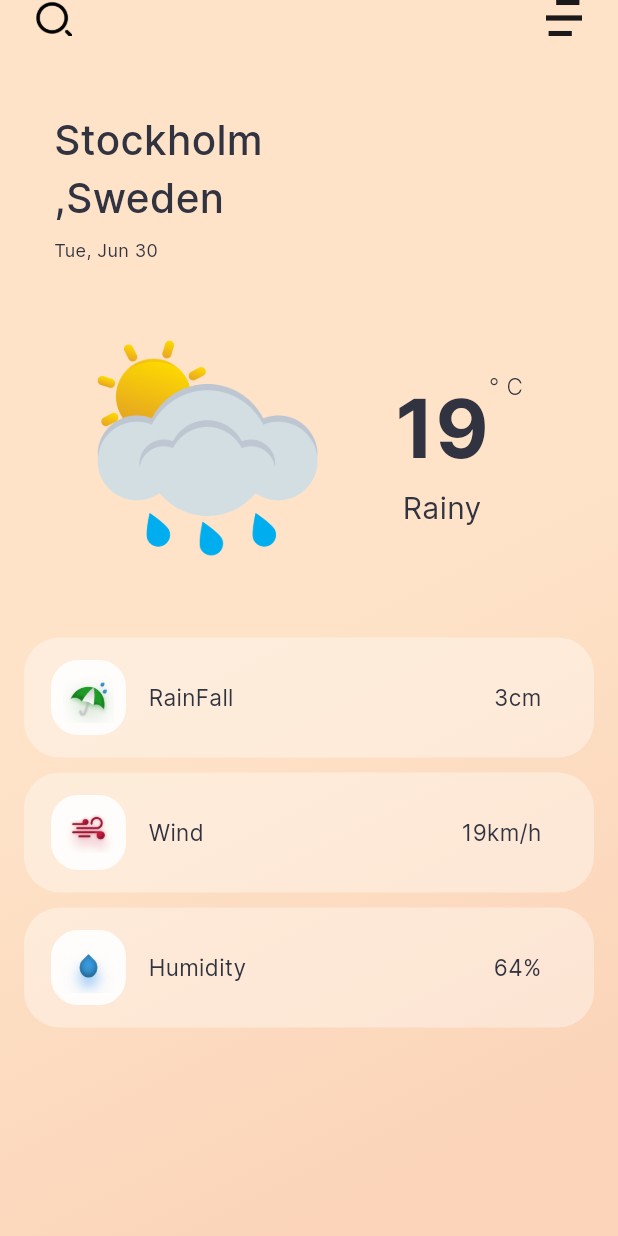
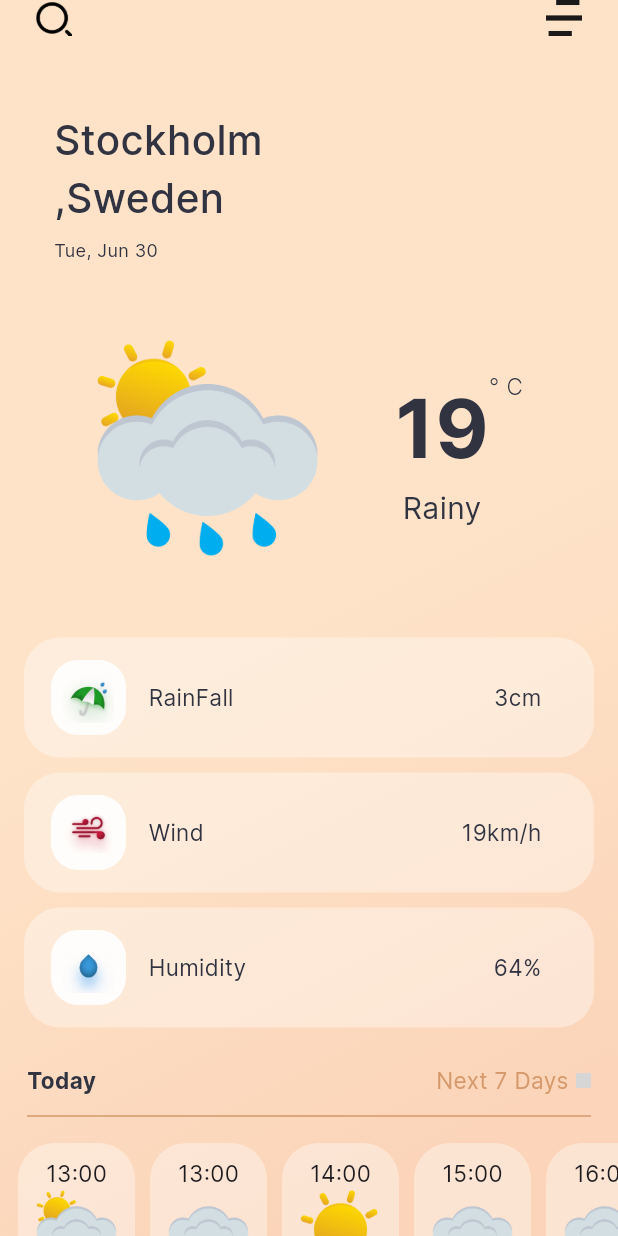
Before and after one commit to NefiseTnc/flutter_weather_app, a Flutter app: the screen it shows after launch, on a phone screen of 412 x 824 dp. Run offline on Flutter 3.47's test engine with Material 2 defaults, Android fonts, the phone set to English and light mode, and no system bars; grey boxes are pictures that could not be loaded.

Commit message:
Update : Home View

```diff
--- a/lib/views/home/home_view.dart
+++ b/lib/views/home/home_view.dart
@@ -6,20 +6,18 @@ class HomePage extends StatelessWidget {
 
   @override
   Widget build(BuildContext context) {
-    var deviceWidth = MediaQuery.of(context).size.width;
-    var deviceHeight = MediaQuery.of(context).size.height;
-    var deviceTopPadding = MediaQuery.of(context).padding.top;
-    var deviceBottomPadding = MediaQuery.of(context).padding.top;
     return Scaffold(
       body: Container(
-        padding:
-            EdgeInsets.only(top: deviceTopPadding, bottom: deviceBottomPadding),
+        padding: EdgeInsets.only(
+            top: MediaQuery.of(context).padding.top,
+            bottom: (MediaQuery.of(context).padding.bottom) * .5),
         width: double.infinity,
         height: double.infinity,
         decoration: BoxDecoration(
           gradient: AppStyle.backgroundLineerGradient,
         ),
-        child: const Column(
+        child: const SingleChildScrollView(
+          child: Column(
             mainAxisAlignment: MainAxisAlignment.start,
             crossAxisAlignment: CrossAxisAlignment.start,
             children: [
@@ -30,9 +28,12 @@ class HomePage extends StatelessWidget {
               WeatherValueWidget(),
               SizedBox(height: 50),
               WeatherDetailsWidget(),
-            TabTitleWidget(),
-            TabItemListWidget(),
+              SizedBox(height: 25),
+              WeatherListTitleWidget(),
+              SizedBox(height: 10),
+              WeatherListWidget(),
             ],
+          ),
         ),
       ),
     );
@@ -224,20 +225,114 @@ class WeatherDetailsWidget extends StatelessWidget {
   }
 }
 
-class TabTitleWidget extends StatelessWidget {
-  const TabTitleWidget({super.key});
+class WeatherListTitleWidget extends StatelessWidget {
+  const WeatherListTitleWidget({super.key});
 
   @override
   Widget build(BuildContext context) {
-    return Container();
+    return Padding(
+      padding: const EdgeInsets.symmetric(horizontal: 18.0),
+      child: Column(
+        children: [
+          Row(
+            mainAxisAlignment: MainAxisAlignment.spaceBetween,
+            children: [
+              Text(
+                'Today',
+                style: TextStyle(
+                    fontSize: 15,
+                    color: AppStyle.textColor,
+                    fontFamily: AppStyle.fontFamilyInterBold),
+              ),
+              Row(
+                children: [
+                  Text(
+                    'Next 7 Days',
+                    style: TextStyle(
+                        fontSize: 15,
+                        color: const Color(0xFFD6996B),
+                        fontFamily: AppStyle.fontFamilyInterRegular),
+                  ),
+                  const SizedBox(
+                    width: 5,
+                  ),
+                  Image.asset(
+                    'assets/icons/next_arrow_icon.png',
+                    width: 10,
+                    height: 10,
+                  ),
+                ],
+              ),
+            ],
+          ),
+          const SizedBox(height: 5.0),
+          const Divider(
+            color: Color(0xFFD6996B),
+          )
+        ],
+      ),
+    );
   }
 }
 
-class TabItemListWidget extends StatelessWidget {
-  const TabItemListWidget({super.key});
+class WeatherListWidget extends StatelessWidget {
+  const WeatherListWidget({super.key});
 
   @override
   Widget build(BuildContext context) {
-    return Container();
+    return Container(
+      width: MediaQuery.of(context).size.width,
+      padding: const EdgeInsets.only(left: 12.0),
+      height: 120,
+      child: ListView(
+        scrollDirection: Axis.horizontal,
+        children: [
+          _weatherListItem('assets/images/day_sleet.png', '13:00', '19'),
+          _weatherListItem('assets/images/cloudy.png', '13:00', '18'),
+          _weatherListItem('assets/images/day_clear.png', '14:00', '17'),
+          _weatherListItem('assets/images/fog.png', '15:00', '16'),
+          _weatherListItem('assets/images/mist.png', '16:00', '15'),
+          _weatherListItem('assets/images/overcast.png', '17:00', '14'),
+          _weatherListItem('assets/images/rain.png', '18:00', '12'),
+          _weatherListItem('assets/images/rain_thunder.png', '19:00', '10'),
+          _weatherListItem('assets/images/day_rain.png', '20:00', '9'),
+          _weatherListItem('assets/images/day_sleet.png', '21:00', '8'),
+        ],
+      ),
+    );
+  }
+
+  Widget _weatherListItem(String imageUrl, String hour, String degree) {
+    return Container(
+      padding: const EdgeInsets.symmetric(horizontal: 12.0, vertical: 10.0),
+      margin: const EdgeInsets.only(right: 10.0),
+      decoration: BoxDecoration(
+          color: Colors.white.withOpacity(.36),
+          borderRadius: const BorderRadius.all(Radius.circular(24))),
+      child: Column(
+        children: [
+          Text(
+            hour,
+            style: TextStyle(
+              fontFamily: AppStyle.fontFamilyInterRegular,
+              fontSize: 15,
+            ),
+          ),
+          Image.asset(
+            imageUrl,
+            width: 54,
+            height: 54,
+            fit: BoxFit.cover,
+          ),
+          Text(
+            '$degree °',
+            style: TextStyle(
+              fontFamily: AppStyle.fontFamilyInterBold,
+              fontSize: 17,
+            ),
+          )
+        ],
+      ),
+    );
   }
 }
```
Lines whose indentation alone changed are shown as unchanged.
